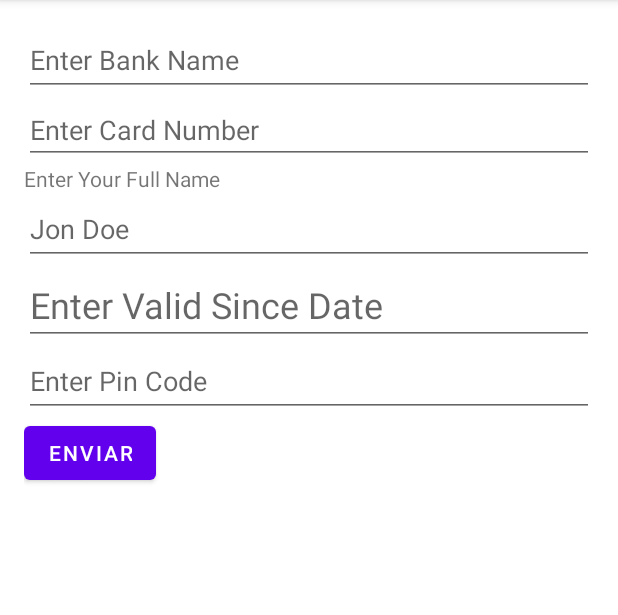
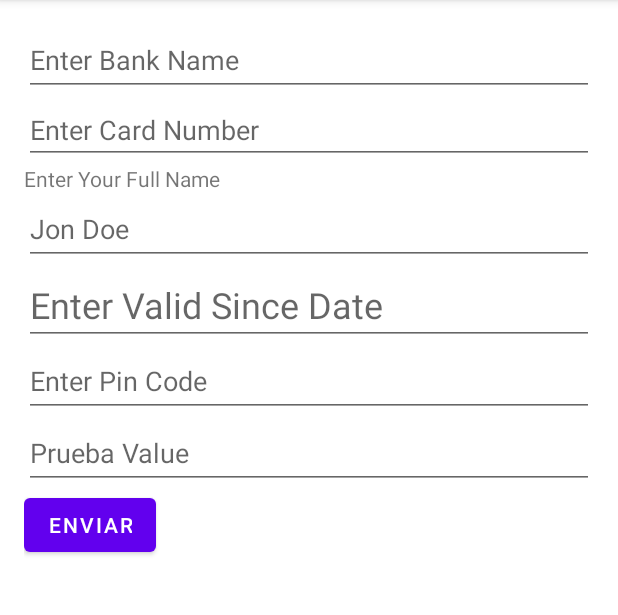
Before and after one commit to GonzaloVega26/TzuzulCode-Segundo-Proyecto-Finanzapp, an Android app: the screen it shows after launch (MainActivity), after a tap on "CREATE NEW CARD", on a phone screen of 412 x 824 dp, the part 84-699 px from its top. Run offline under Robolectric (Android 15) with nearby library versions, the phone set to English and light mode, and no system bars; our stand-ins replace Room's generated code, data binding.

Commit message:
Added Pop Up menu to cards in recycler view, and started configuration of the routes of the items in menu

```diff
--- a/app/src/main/java/com/gonzalo/vega/tzuzulcodesegundoproyectofinanzapp/AccountFragment.kt
+++ b/app/src/main/java/com/gonzalo/vega/tzuzulcodesegundoproyectofinanzapp/AccountFragment.kt
@@ -1,6 +1,7 @@
 package com.gonzalo.vega.tzuzulcodesegundoproyectofinanzapp
 
 import android.os.Bundle
+import android.view.ContextMenu
 import androidx.fragment.app.Fragment
 import android.view.LayoutInflater
 import android.view.View
@@ -36,7 +37,7 @@ class AccountFragment : Fragment() {
         binding.cardViewModel =  viewModel
         binding.lifecycleOwner = viewLifecycleOwner
         binding.createBtn.setOnClickListener {
-           val action = AccountFragmentDirections.actionAccountFragmentToCardCreationFragment()
+           val action = AccountFragmentDirections.actionAccountFragmentToCardCreationFragment(action = "create")
             view.findNavController().navigate(action)
 
         }
@@ -46,13 +47,18 @@ class AccountFragment : Fragment() {
         viewModel.cardList.observe(viewLifecycleOwner, Observer {
             adapter.submitList(it)
         })
+
+
         return view
     }
 
     override fun onViewCreated(view: View, savedInstanceState: Bundle?) {
         super.onViewCreated(view, savedInstanceState)
 
+        registerForContextMenu(binding.cardList);
     }
 
 
+
+
 }
--- a/app/src/main/java/com/gonzalo/vega/tzuzulcodesegundoproyectofinanzapp/CardCreationFragment.kt
+++ b/app/src/main/java/com/gonzalo/vega/tzuzulcodesegundoproyectofinanzapp/CardCreationFragment.kt
@@ -1,20 +1,20 @@
 package com.gonzalo.vega.tzuzulcodesegundoproyectofinanzapp
 
 import android.os.Bundle
+import android.util.Log
 import androidx.fragment.app.Fragment
 import android.view.LayoutInflater
 import android.view.View
 import android.view.ViewGroup
-import androidx.fragment.app.viewModels
+import android.widget.Toast
 import androidx.lifecycle.ViewModelProvider
 import androidx.navigation.findNavController
 import com.gonzalo.vega.tzuzulcodesegundoproyectofinanzapp.database.CardDatabase
 import com.gonzalo.vega.tzuzulcodesegundoproyectofinanzapp.databinding.FragmentCardCreationBinding
-import com.gonzalo.vega.tzuzulcodesegundoproyectofinanzapp.models.Card
-import com.gonzalo.vega.tzuzulcodesegundoproyectofinanzapp.utils.DatePickerFragment
+
+import com.gonzalo.vega.tzuzulcodesegundoproyectofinanzapp.utils.MonthYearPickerDialog
 import com.gonzalo.vega.tzuzulcodesegundoproyectofinanzapp.viewmodels.CardCreationViewModel
 import com.gonzalo.vega.tzuzulcodesegundoproyectofinanzapp.viewmodels.CardCreationViewModelFactory
-import java.sql.Date
 
 
 class CardCreationFragment : Fragment() {
@@ -27,6 +27,9 @@ class CardCreationFragment : Fragment() {
         savedInstanceState: Bundle?
     ): View {
         _binding = FragmentCardCreationBinding.inflate(inflater, container,false)
+        val action = CardCreationFragmentArgs.fromBundle(requireArguments()).action
+        val idCard = CardCreationFragmentArgs.fromBundle(requireArguments()).idCard
+        Log.d("aber", "Estoy en el metodo $action y el id es $idCard")
         val view = binding.root
         val application = requireNotNull(this.activity).application
         val dao = CardDatabase.getInstance(application).cardDao
@@ -34,15 +37,35 @@ class CardCreationFragment : Fragment() {
         val cardCreationViewModel = ViewModelProvider(this,cardCreationViewModelFactory).get(CardCreationViewModel::class.java)
         binding.cardCreationViewModel =  cardCreationViewModel
         binding.lifecycleOwner = viewLifecycleOwner
-
+        //val idCard= CardDetailsFragmentArgs.fromBundle(requireArguments()).idCard
         binding.cardInsertionBtn.setOnClickListener {
             cardCreationViewModel.addCard()
             val action = CardCreationFragmentDirections.actionCardCreationFragmentToAccountFragment()
             view.findNavController().navigate(action)
         }
+        var a = 0;
+        when(action){
+
+            "edit"-> if (idCard != null) {
+                Log.d("aber", "Estoy en el when if")
+                cardCreationViewModel.editCard(idCard.toLong())
+            }else{Log.d("aber", "Estoy en el when else")
+
+            }
+                "create"-> a=0
+            "edit"-> a=0
+        }
+
         binding.validSinceEditText.setOnClickListener {
-            showDatePickerDialog()
-        }
+            MonthYearPickerDialog().apply {
+                setListener { view, year, month, dayOfMonth ->
+                    binding.validSinceEditText.setText("$year/${month+1}")
+                }
+                show(this@CardCreationFragment.parentFragmentManager, "MonthYearPickerDialog")
+            }
+       }
+
+
         return view
     }
 
@@ -50,12 +73,8 @@ class CardCreationFragment : Fragment() {
         super.onViewCreated(view, savedInstanceState)
 
     }
-    private fun showDatePickerDialog() {
-        val datePicker = DatePickerFragment { day, month, year -> onDateSelected(day, month, year) }
-        getFragmentManager()?.let { datePicker.show(it, "datePicker") }
-    }
-    private fun onDateSelected(day: Int, month: Int, year: Int) {
-        binding.validSinceEditText.setText("$year/$month/$day")
-    }
+
+
+
 
 }
--- a/app/src/main/java/com/gonzalo/vega/tzuzulcodesegundoproyectofinanzapp/database/CardDao.kt
+++ b/app/src/main/java/com/gonzalo/vega/tzuzulcodesegundoproyectofinanzapp/database/CardDao.kt
@@ -2,6 +2,7 @@ package com.gonzalo.vega.tzuzulcodesegundoproyectofinanzapp.database
 
 import androidx.lifecycle.LiveData
 import androidx.room.*
+import androidx.room.OnConflictStrategy.REPLACE
 import com.gonzalo.vega.tzuzulcodesegundoproyectofinanzapp.models.Payment
 import com.gonzalo.vega.tzuzulcodesegundoproyectofinanzapp.models.Card
 import com.gonzalo.vega.tzuzulcodesegundoproyectofinanzapp.models.relations.CardWithPayments
@@ -10,15 +11,11 @@ import com.gonzalo.vega.tzuzulcodesegundoproyectofinanzapp.models.relations.Card
 interface CardDao {
     //If the fun returns a liveData element it doesn't need suspend
     //Suspend: the code can be paused or resumed
-    @Insert
+    @Insert(onConflict = REPLACE)
     suspend fun insertCard(card:Card)
 
     @Delete
    suspend fun deleteCard(card:Card)
-
-    @Update
-    suspend fun updateCard(card:Card)
-
 
     @Query("SELECT * FROM cards")
     fun readAllCards():LiveData<List<Card>>
@@ -26,6 +23,8 @@ interface CardDao {
     @Query("SELECT * FROM cards WHERE idCard = :idCard")
     fun readOneCard(idCard:Long):LiveData<Card>
 
+    @Query("SELECT * FROM cards WHERE idCard = :idCard")
+    fun readOneCardSoncronous(idCard:Long):Card
         /* DAO FOR TRANSACTIONS*/
     @Insert
     suspend fun insertTransaction(payment : Payment)
--- a/app/src/main/java/com/gonzalo/vega/tzuzulcodesegundoproyectofinanzapp/viewmodels/CardDetailsViewModelFactory.kt
+++ b/app/src/main/java/com/gonzalo/vega/tzuzulcodesegundoproyectofinanzapp/viewmodels/CardDetailsViewModelFactory.kt
@@ -7,7 +7,8 @@ import com.gonzalo.vega.tzuzulcodesegundoproyectofinanzapp.database.CardDao
 class CardDetailsViewModelFactory(private val dao: CardDao, private val idCard: Long): ViewModelProvider.Factory {
     override fun <T : ViewModel> create(modelClass: Class<T>): T {
         if(modelClass.isAssignableFrom(CardDetailsViewModel::class.java)){
-                val card = dao.readOneCard(idCard)
+
+            val card = dao.readOneCard(idCard)
 
             return CardDetailsViewModel(dao, card) as T
         }
--- a/app/src/main/res/layout/fragment_card_creation.xml
+++ b/app/src/main/res/layout/fragment_card_creation.xml
@@ -69,6 +69,14 @@
             android:minHeight="48dp"
             android:text="@={cardCreationViewModel.pinCode}"/>
 
+        <EditText
+            android:id="@+id/prueba_edit_text"
+            android:layout_width="match_parent"
+            android:layout_height="wrap_content"
+            android:hint="Prueba Value"
+            android:inputType="text"
+            android:minHeight="48dp"
+            android:text="@{cardCreationViewModel.prueba2Card.bankName}"/>
 
         <Button
             android:id="@+id/card_insertion_btn"
--- a/app/src/main/res/layout/fragment_card_details.xml
+++ b/app/src/main/res/layout/fragment_card_details.xml
@@ -89,7 +89,7 @@
                         android:layout_height="wrap_content"
                         android:layout_marginStart="8dp"
                         android:layout_marginBottom="24dp"
-                        android:text="@{String.valueOf(viewModel.card.validSince)}"
+                        android:text="@{viewModel.card.converDateToString(viewModel.card.validSince)}"
                         android:textSize="16sp"
                         app:layout_constraintBottom_toTopOf="@+id/owner_name"
                         app:layout_constraintStart_toStartOf="parent"
@@ -101,7 +101,7 @@
                         android:layout_height="wrap_content"
                         android:layout_marginStart="24dp"
                         android:layout_marginBottom="24dp"
-                        android:text="@{String.valueOf(viewModel.card.validThru)}"
+                        android:text="@{viewModel.card.converDateToString(viewModel.card.validThru)}"
                         android:textSize="16sp"
                         app:layout_constraintBottom_toTopOf="@+id/owner_name"
                         app:layout_constraintStart_toEndOf="@+id/since"
--- /dev/null
+++ b/app/src/main/res/menu/pop_up_menu.xml
@@ -0,0 +1,7 @@
+<?xml version="1.0" encoding="utf-8"?>
+<menu xmlns:android="http://schemas.android.com/apk/res/android">
+    <item android:id="@+id/popup_menu_delete"
+        android:title="Delete"/>
+    <item android:id="@+id/popup_menu_edit"
+        android:title="Edit"/>
+</menu>
--- a/app/src/main/res/navigation/nav_graph.xml
+++ b/app/src/main/res/navigation/nav_graph.xml
@@ -41,5 +41,12 @@
         <action
             android:id="@+id/action_cardCreationFragment_to_accountFragment"
             app:destination="@id/accountFragment" />
+        <argument android:name="idCard"
+            app:argType="string"
+            app:nullable="true"
+            android:defaultValue="null" />
+        <argument
+            android:name="action"
+            app:argType="string" />
     </fragment>
 </navigation>
```
Also changed, not shown: app/src/main/java/com/gonzalo/vega/tzuzulcodesegundoproyectofinanzapp/adapters/CardItemAdapter.kt (+45 -35 lines), app/src/main/java/com/gonzalo/vega/tzuzulcodesegundoproyectofinanzapp/utils/DatePickerFragment.kt (deleted, +0 -26 lines), app/src/main/java/com/gonzalo/vega/tzuzulcodesegundoproyectofinanzapp/utils/MonthYearPickerDialog.kt (added, +52 -0 lines), app/src/main/java/com/gonzalo/vega/tzuzulcodesegundoproyectofinanzapp/viewmodels/CardCreationViewModel.kt (+23 -7 lines), app/src/main/res/layout/card_item.xml (+10 -0 lines), app/src/main/res/layout/dialog_month_year_picker.xml (added, +22 -0 lines).
